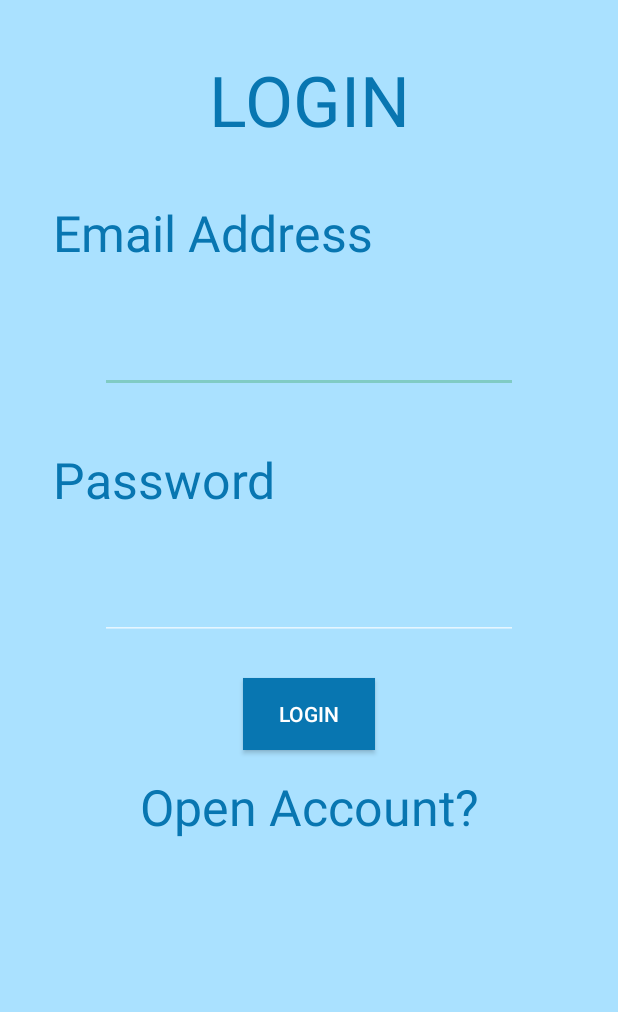
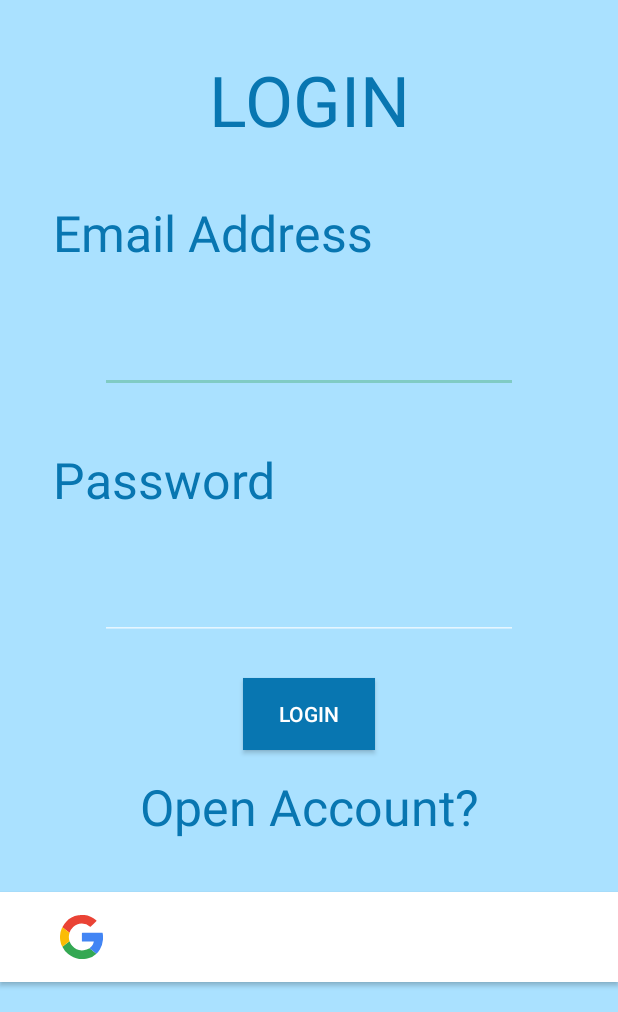
Before and after one commit to JLynch101/Wear-It, an Android app: the screen it shows after launch (LoginActivity), on a phone screen of 412 x 824 dp, the part 224-1236 px from its top. Run offline under Robolectric (Android 15) with nearby library versions, the phone set to English and light mode, and no system bars; our stand-ins replace Firebase (no records; nobody signed in at launch, a user with empty details on screens opened directly); 1 statement that could not run was skipped.

Commit message:
Fixed drawable and strings

```diff
--- /dev/null
+++ b/Wear it App/app/src/main/res/drawable/ic_google.xml
@@ -0,0 +1,22 @@
+<vector xmlns:android="http://schemas.android.com/apk/res/android"
+    android:width="28.895dp"
+    android:height="29.489dp"
+    android:viewportWidth="28.895"
+    android:viewportHeight="29.489">
+  <path
+      android:pathData="M1.5889,8.133a12.776,12.776 0,0 1,2.448 -3.522A14.243,14.243 0,0 1,12.2549 0.218,14.237 14.237,0 0,1 24.3249,3.575c0.221,0.19 0.276,0.3 0.035,0.537C23.1249,5.321 21.9119,6.55 20.6889,7.772c-0.125,0.125 -0.21,0.278 -0.433,0.074A8.468,8.468 0,0 0,8.8739 8.1,9.4 9.4,0 0,0 6.4249,11.834c-0.076,-0.05 -0.157,-0.095 -0.229,-0.15Q3.8929,9.91 1.5889,8.133Z"
+      android:fillColor="#ea4335"
+      android:fillType="evenOdd"/>
+  <path
+      android:pathData="M6.392,17.5983a9.876,9.876 0,0 0,1.806 3.083,8.677 8.677,0 0,0 7.724,2.958 9.348,9.348 0,0 0,3.953 -1.378c0.117,0.1 0.228,0.216 0.351,0.312q2.139,1.67 4.28,3.335a12.255,12.255 0,0 1,-5.522 3.018,14.849 14.849,0 0,1 -13.5,-2.725 13.69,13.69 0,0 1,-3.9 -4.866Z"
+      android:fillColor="#34a853"
+      android:fillType="evenOdd"/>
+  <path
+      android:pathData="M24.507,25.9087q-2.141,-1.667 -4.28,-3.335c-0.123,-0.1 -0.234,-0.208 -0.351,-0.312a7.487,7.487 0,0 0,2.3 -2.718,9.438 9.438,0 0,0 0.5,-1.372c0.1,-0.322 0.067,-0.448 -0.332,-0.444 -2.375,0.02 -4.75,0.01 -7.126,0.01 -0.5,0 -0.5,0 -0.5,-0.521 0,-1.61 0.008,-3.22 -0.007,-4.83 0,-0.31 0.052,-0.43 0.4,-0.429q6.571,0.019 13.143,0c0.236,0 0.385,0.017 0.426,0.3a16.167,16.167 0,0 1,-1.9 10.874A10.856,10.856 0,0 1,24.507 25.9087Z"
+      android:fillColor="#4285f4"
+      android:fillType="evenOdd"/>
+  <path
+      android:pathData="M6.391,17.5984 L1.576,21.3404A13.339,13.339 0,0 1,0.13 16.6834a14.571,14.571 0,0 1,1.235 -8.135c0.066,-0.142 0.149,-0.277 0.224,-0.415q2.3,1.775 4.61,3.55c0.072,0.055 0.152,0.1 0.229,0.15A9.315,9.315 0,0 0,6.391 17.5984Z"
+      android:fillColor="#fbbc04"
+      android:fillType="evenOdd"/>
+</vector>
--- a/Wear it App/app/src/main/res/layout/activity_login.xml
+++ b/Wear it App/app/src/main/res/layout/activity_login.xml
@@ -113,6 +113,21 @@
         app:layout_constraintStart_toStartOf="parent"
         app:layout_constraintTop_toBottomOf="@id/buttonPanel"/>
 
-
+    <Button
+        android:id="@+id/sign_in_btn"
+        android:layout_width="match_parent"
+        android:layout_height="60dp"
+        android:layout_marginBottom="20dp"
+        android:background="#fff"
+        android:drawableStart="@drawable/ic_google"
+        android:paddingStart="40dp"
+        android:paddingEnd="40dp"
+        android:text="@string/sign_in_with_google"
+        android:textAllCaps="false"
+        android:textSize="16sp"
+        app:layout_constraintBottom_toBottomOf="parent"
+        app:layout_constraintEnd_toEndOf="parent"
+        app:layout_constraintHorizontal_bias="0.498"
+        app:layout_constraintStart_toStartOf="parent" />
 
 </androidx.constraintlayout.widget.ConstraintLayout>
--- a/Wear it App/app/src/main/res/values/strings.xml
+++ b/Wear it App/app/src/main/res/values/strings.xml
@@ -38,6 +38,7 @@
     <string name="homepage_text1">Here at Wear It</string>
     <string name="homepage_text2">We provide a safe and easy way of getting rid of your unwanted clothes</string>
     <string name="homepage_text3">Popular Brands</string>
+    <string name="sign_in_with_google">Sign in With Google</string>
 
     <!--
     This string is used for square devices and overridden by hello_world in
```
